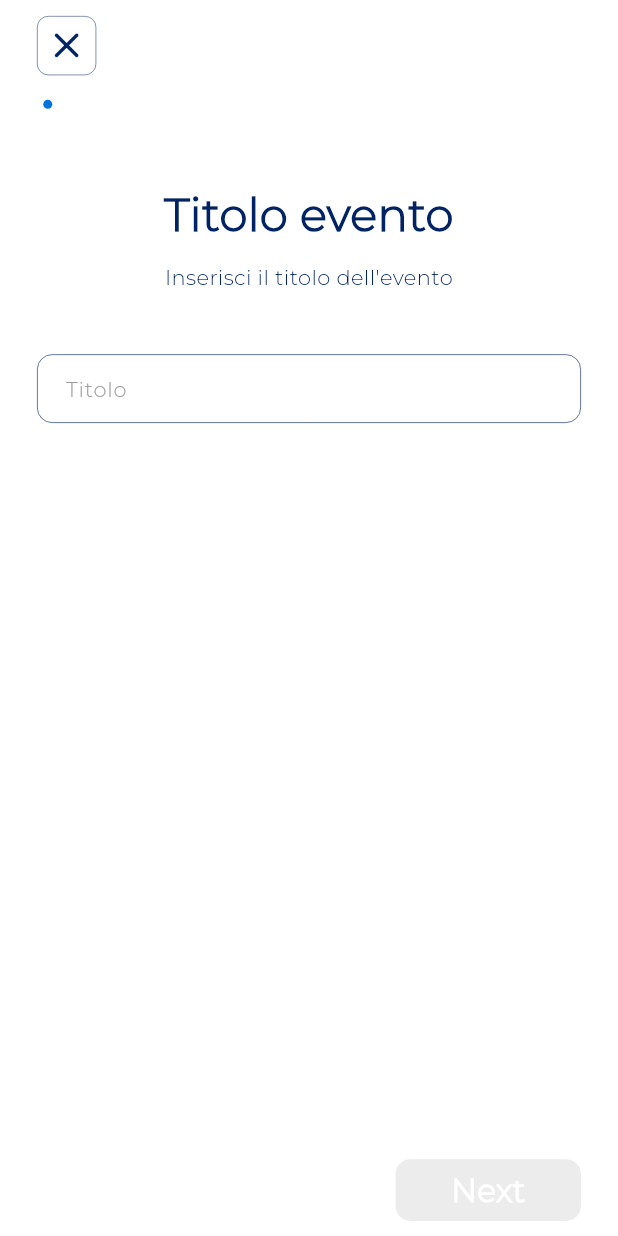
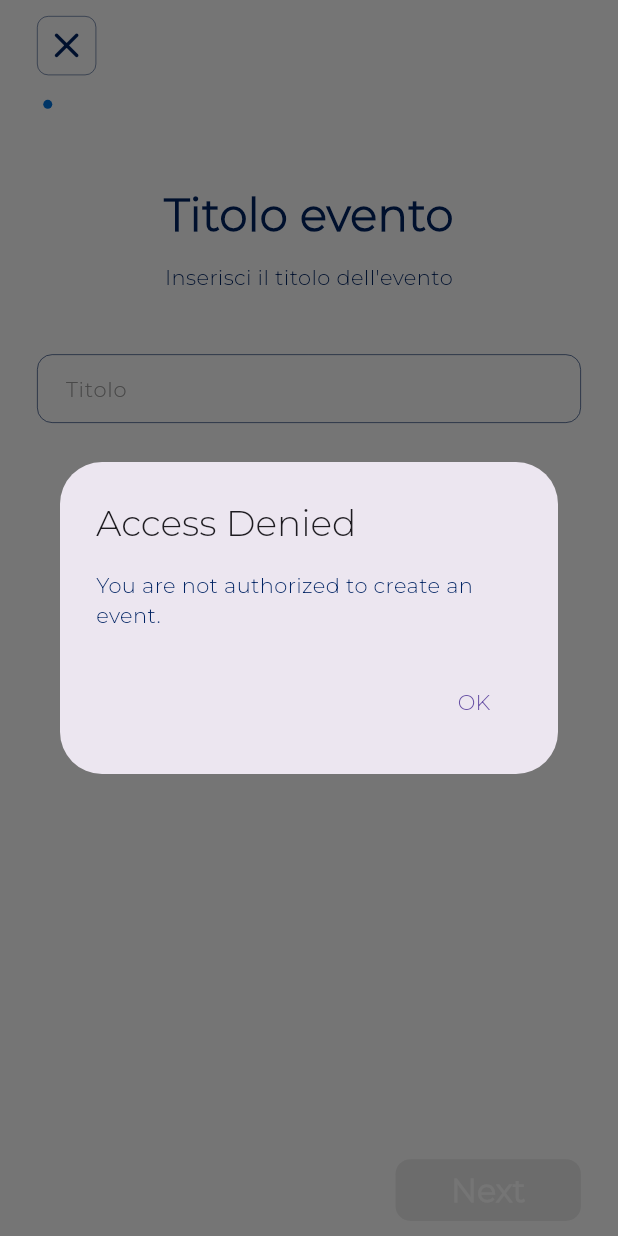
Before and after one commit to Geremia98/MGSApp, a Flutter app: the AddEventScreen screen opened directly, on a phone screen of 412 x 824 dp. Run offline on Flutter 3.47's test engine with Material 3 defaults, Android fonts, the phone set to English and light mode, and no system bars; our stand-ins replace cloud_firestore, cloud_functions, dotted_border, firebase_auth, firebase_core, firebase_storage and 4 more; missing offline and left inert: dart:ffi, flutter_stripe; accounts and stored records are empty; project files that could hold a hidden picture were left out.

Commit message:
Prevent user that is not boss from creating event (#4)
Prevent user that is not not boss from creating an event

```diff
--- a/lib/screens/add_event/add_event_screen.dart
+++ b/lib/screens/add_event/add_event_screen.dart
@@ -13,6 +13,10 @@ import 'package:mgs_app2/screens/add_event/stages/event_target_person.dart';
 import 'package:mgs_app2/screens/add_event/stages/event_title_stage.dart';
 import 'package:mgs_app2/utilities/constants_dimensions.dart';
 import 'package:mgs_app2/widgets/back_button_app_bar.dart';
+
+import 'package:mgs_app2/screens/main_screens/home_screen.dart';
+import 'package:mgs_app2/models/user_model.dart';
+import 'package:mgs_app2/widgets/snackbar.dart';
 
 import '../../utilities/app_config.dart';
 
@@ -33,6 +37,33 @@ class _AddEventScreenState extends State<AddEventScreen> {
   @override
   void initState() {
     super.initState();
+
+    if (UserModel.bossCode.isEmpty) {
+      WidgetsBinding.instance.addPostFrameCallback((_) {
+        showDialog(
+          context: context,
+                barrierDismissible: false,
+      builder: (context) => AlertDialog(
+        title: const Text('Access Denied'),
+        content: const Text('You are not authorized to create an event.'),
+        actions: [
+          TextButton(
+            onPressed: () {
+              Navigator.of(context).pop();
+            },
+            child: const Text('OK'),
+          ),
+        ],
+      ),
+    ).then((_) {
+      Navigator.pushAndRemoveUntil(
+        context,
+        MaterialPageRoute(builder: (context) => const HomeScreen()),
+        (Route<dynamic> route) => false,
+      );
+    });
+  });
+    }
 
     controller = AddEventController(
       pageController: pageController,
--- a/lib/widgets/home_page_widgets/home_screen_drawer.dart
+++ b/lib/widgets/home_page_widgets/home_screen_drawer.dart
@@ -1,6 +1,7 @@
 import 'package:flutter/material.dart';
 import 'package:mgs_app2/main.dart';
 import 'package:mgs_app2/models/event_model.dart';
+import 'package:mgs_app2/models/user_model.dart';
 import 'package:mgs_app2/screens/add_event/add_event_screen.dart';
 import 'package:mgs_app2/screens/main_screens/faq_screen.dart';
 import 'package:mgs_app2/screens/report_bug/report_bug_category_screen.dart';
@@ -62,6 +63,7 @@ class HomePageDrawer extends StatelessWidget {
                 MaterialPageRoute(builder: (context) => const PersonalScreen()),
               ),
             ),
+            if (UserModel.bossCode.isNotEmpty)
               ItemForMenu(
                   appConfig: appConfig,
                   height: height,
```
Lines whose indentation alone changed are shown as unchanged.
